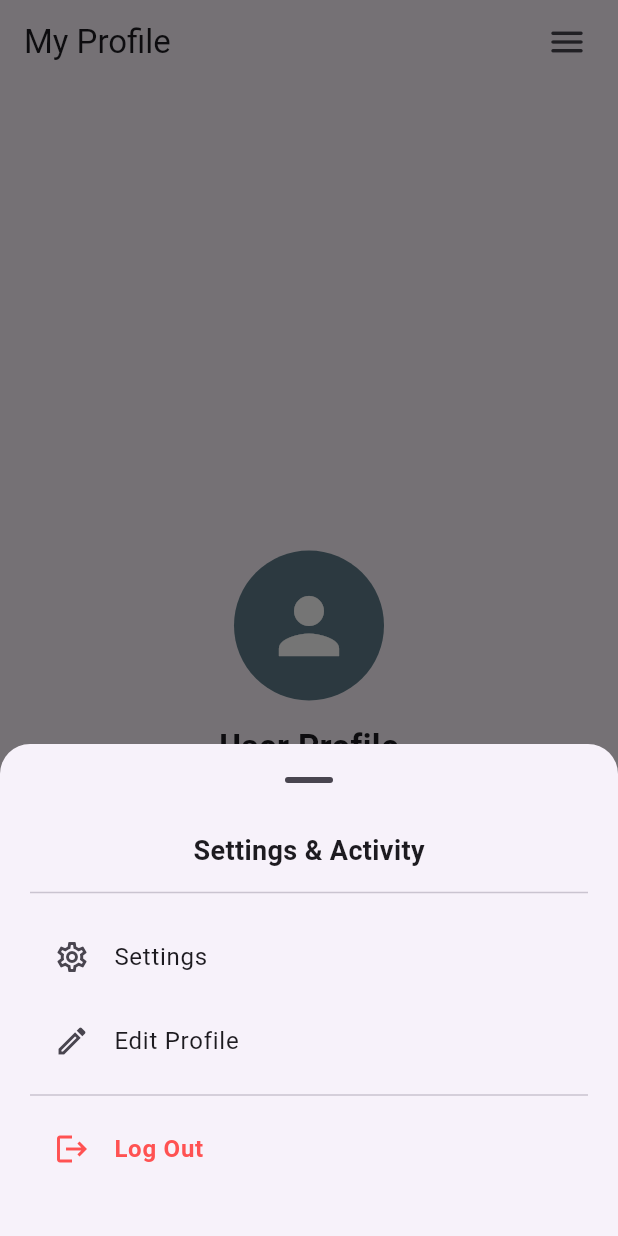
After one commit to rahmo96/BuddBull, a Flutter app: the ProfileScreen screen opened directly, after a tap on the "menu" icon, on a phone screen of 412 x 824 dp. The commit adds this screen. Run offline on Flutter 3.47's test engine with Material 3 defaults, Android fonts, the phone set to English and light mode, and no system bars; our stand-ins replace firebase_auth, firebase_core, flutter_form_builder, form_builder_validators, video_player; accounts and stored records are empty.

Commit message:
Fixed login\loguot navigation logic and updated screen structure

```diff
--- a/frontend/lib/router/main_wrapper.dart
+++ b/frontend/lib/router/main_wrapper.dart
@@ -1,7 +1,7 @@
 import 'package:buddbull/screens/login_screen.dart';
 import 'package:firebase_auth/firebase_auth.dart';
 import 'package:flutter/material.dart';
-import '../screens/home_screen.dart';
+import '../screens/main_layout.dart';
 
 
 class MainWrapper extends StatelessWidget {
@@ -16,7 +16,7 @@ class MainWrapper extends StatelessWidget {
       builder: (context, snapshot) {
         // If the snapshot has data, it means a user is already logged in
         if (snapshot.hasData) {
-          return const HomeScreen();
+          return const MainLayout();
         }
         // If there is no data, it means no one is logged in, show Register
         return const LoginScreen();
--- /dev/null
+++ b/frontend/lib/screens/profile.dart
@@ -0,0 +1,132 @@
+import 'package:flutter/material.dart';
+import '../services/auth_service.dart';
+import 'login_screen.dart';
+
+class ProfileScreen extends StatelessWidget {
+  const ProfileScreen({super.key});
+
+  /// Shows the bottom sheet menu (Settings, Logout, etc.)
+  void _showSettingsMenu(BuildContext context) {
+    showModalBottomSheet(
+      context: context,
+      showDragHandle: true,
+      isScrollControlled: true,
+      shape: const RoundedRectangleBorder(
+        borderRadius: BorderRadius.vertical(top: Radius.circular(20)),
+      ),
+      builder: (context) => Padding(
+        padding: const EdgeInsets.fromLTRB(20, 10, 20, 30),
+        child: Column(
+          mainAxisSize: MainAxisSize.min,
+          children: [
+            const Text(
+              "Settings & Activity",
+              style: TextStyle(fontSize: 18, fontWeight: FontWeight.bold),
+            ),
+            const Divider(height: 30),
+
+            // Settings Option
+            ListTile(
+              leading: const Icon(Icons.settings_outlined),
+              title: const Text("Settings"),
+              onTap: () {
+                Navigator.pop(context);
+                // TODO: Navigate to settings
+              },
+            ),
+
+            // Edit Profile
+            ListTile(
+              leading: const Icon(Icons.edit_outlined),
+              title: const Text("Edit Profile"),
+              onTap: () {
+                Navigator.pop(context);
+              },
+            ),
+
+            const Divider(),
+
+            // Logout Option - Red Color
+            ListTile(
+              leading: const Icon(Icons.logout, color: Colors.redAccent),
+              title: const Text(
+                "Log Out",
+                style: TextStyle(
+                  color: Colors.redAccent,
+                  fontWeight: FontWeight.w600,
+                ),
+              ),
+              onTap: () {
+                Navigator.pop(context); // Close menu
+                _showLogoutDialog(context); // Show confirmation
+              },
+            ),
+          ],
+        ),
+      ),
+    );
+  }
+
+  /// Logout confirmation dialog
+  void _showLogoutDialog(BuildContext context) {
+    showDialog(
+      context: context,
+      builder: (context) => AlertDialog(
+        title: const Text("Log Out"),
+        content: const Text("Are you sure you want to log out?"),
+        actions: [
+          TextButton(
+            onPressed: () => Navigator.pop(context),
+            child: const Text("Cancel"),
+          ),
+          ElevatedButton(
+            style: ElevatedButton.styleFrom(backgroundColor: Colors.redAccent),
+            onPressed: () async {
+              Navigator.pop(context);
+              await AuthService().signOut();
+              if (context.mounted) {
+                Navigator.pushAndRemoveUntil(
+                  context,
+                  MaterialPageRoute(builder: (context) => const LoginScreen()),
+                  (route) => false,
+                );
+              }
+            },
+            child: const Text("Log Out", style: TextStyle(color: Colors.white)),
+          ),
+        ],
+      ),
+    );
+  }
+
+  @override
+  Widget build(BuildContext context) {
+    return Scaffold(
+      appBar: AppBar(
+        title: const Text("My Profile"),
+        automaticallyImplyLeading: false, // מוריד חץ חזרה אוטומטי
+        actions: [
+          IconButton(
+            icon: const Icon(Icons.menu_rounded, size: 28),
+            onPressed: () => _showSettingsMenu(context),
+          ),
+          const SizedBox(width: 10),
+        ],
+      ),
+      body: const Center(
+        child: Column(
+          mainAxisAlignment: MainAxisAlignment.center,
+          children: [
+            CircleAvatar(
+              radius: 50,
+              backgroundColor: Colors.blueGrey,
+              child: Icon(Icons.person, size: 60, color: Colors.white),
+            ),
+            SizedBox(height: 15),
+            Text("User Profile", style: TextStyle(fontSize: 22, fontWeight: FontWeight.bold)),
+          ],
+        ),
+      ),
+    );
+  }
+}
```
Also changed, not shown: frontend/lib/screens/home.dart (added, +19 -0 lines), frontend/lib/screens/login_screen.dart (+77 -0 lines), frontend/lib/screens/main_layout.dart (renamed from frontend/lib/screens/home_screen.dart, +11 -18 lines), frontend/lib/screens/splash_screen.dart (+3 -4 lines), frontend/lib/services/auth_service.dart (+10 -1 lines), frontend/pubspec.lock, 2 other files.
